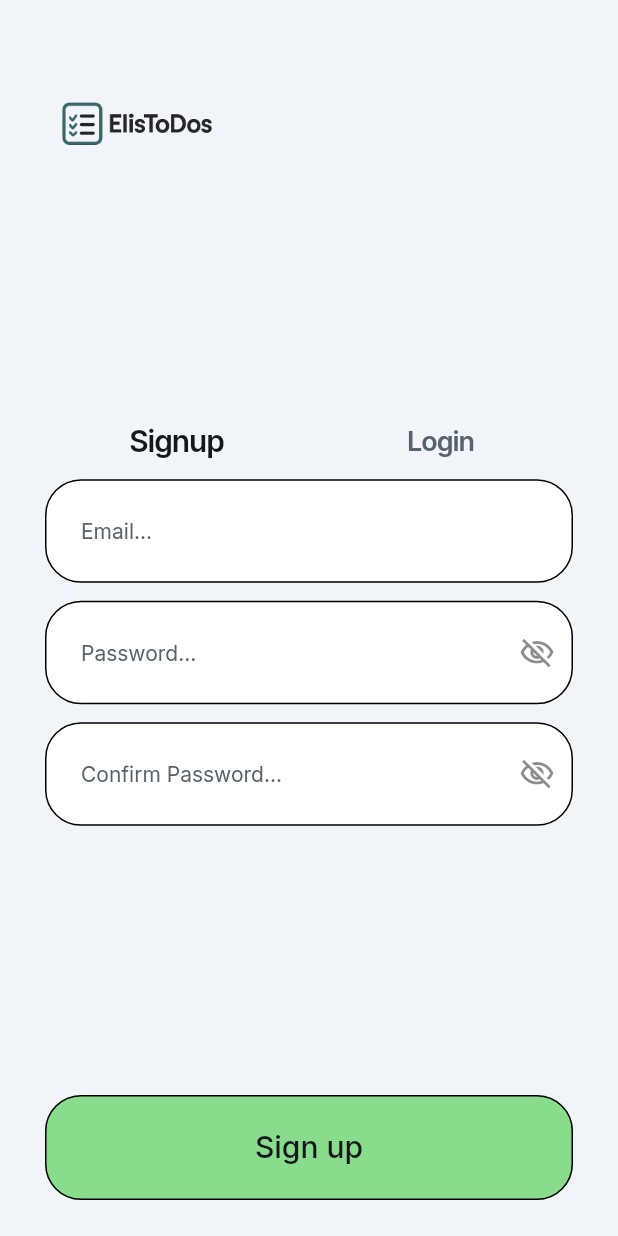
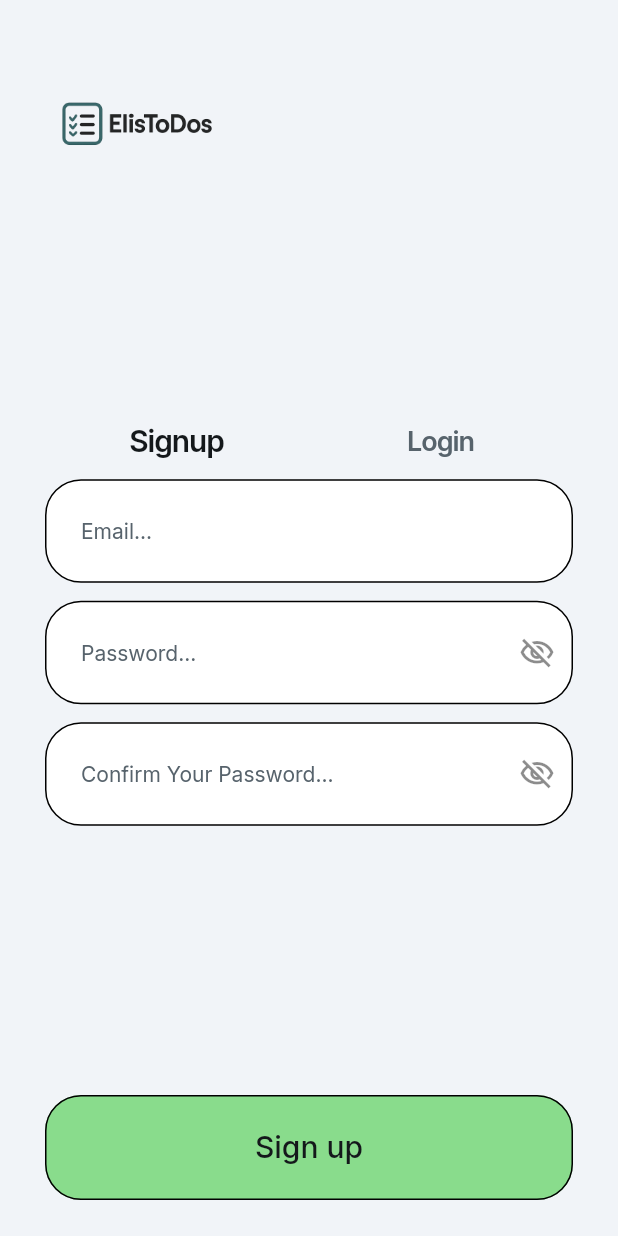
Before and after one commit to elijahhsantos/Todoapp-FlutterFlow, a Flutter app: the screen it shows after launch, on a phone screen of 412 x 824 dp. Run offline on Flutter 3.47's test engine with Material 3 defaults, Android fonts, the phone set to English and light mode, and no system bars; drawn by our look-alikes of auto_size_text; our stand-ins replace cloud_firestore, easy_debounce, file_picker, firebase_auth, firebase_core, firebase_storage and 12 more; missing offline and left inert: json_path, mime_type; accounts and stored records are empty.

Commit message:
Updating to latest FlutterFlow output.

```diff
--- a/lib/login/login_widget.dart
+++ b/lib/login/login_widget.dart
@@ -556,7 +556,8 @@ class _LoginWidgetState extends State<LoginWidget>
                                                               .labelLarge
                                                               .fontStyle,
                                                     ),
-                                            hintText: 'Confirm Password...',
+                                            hintText:
+                                                'Confirm Your Password...',
                                             hintStyle:
                                                 FlutterFlowTheme.of(context)
                                                     .labelMedium
```
